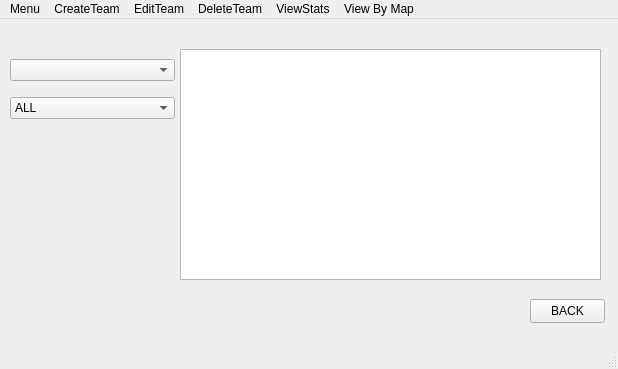
Above: mainwindow.ui from ERantalainen/Scouting-tool before the change. Below: the same form after it.
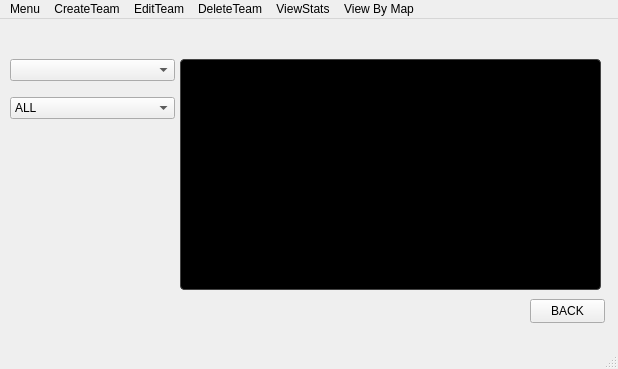
That is the form after the change.

Commit message: Changed all .webp images to .png, began experimenting with premade stylesheets.

What changed in the file:
```diff
--- a/mainwindow.ui
+++ b/mainwindow.ui
@@ -96,11 +96,122 @@
       <property name="geometry">
        <rect>
         <x>180</x>
-        <y>30</y>
+        <y>40</y>
         <width>421</width>
         <height>231</height>
        </rect>
       </property>
+      <property name="styleSheet">
+       <string notr="true">QWidget {
+    background-color: #000000;
+    color: #FFFFFF;
+}
+
+/* Labels (text and images) */
+QLabel {
+    color: #FFFFFF;
+    padding: 8px;                 /* padding around text or pixmap */
+    qproperty-alignment: AlignLeft;
+}
+
+/* Optional alignment helpers: set widget-&gt;setProperty(&quot;align&quot;, &quot;...&quot;) */
+QLabel[align=&quot;left&quot;]   { qproperty-alignment: AlignLeft; }
+QLabel[align=&quot;center&quot;] { qproperty-alignment: AlignCenter; }
+QLabel[align=&quot;right&quot;]  { qproperty-alignment: AlignRight; }
+
+QLineEdit, QTextEdit, QPlainTextEdit, QSpinBox, QDoubleSpinBox, QComboBox {
+    background-color: #000000;
+    color: #FFFFFF;
+    border: 1px solid #FFD400;    /* yellow accent */
+    border-radius: 4px;
+    padding: 6px 8px;
+    selection-background-color: #FFD400;
+    selection-color: #000000;
+}
+
+QLineEdit[align=&quot;left&quot;]   { qproperty-alignment: AlignLeft; }
+QLineEdit[align=&quot;center&quot;] { qproperty-alignment: AlignCenter; }
+QLineEdit[align=&quot;right&quot;]  { qproperty-alignment: AlignRight; }
+
+/* Buttons */
+QPushButton {
+    background-color: #FFD400;    /* yellow */
+    color: #000000;               /* black text */
+    border: 1px solid #FFD400;
+    border-radius: 4px;
+    padding: 6px 12px;
+    font-weight: 600;
+}
+QPushButton:hover  { background-color: #FFE34D; }
+QPushButton:pressed{ background-color: #E6BF00; }
+QPushButton:disabled {
+    background-color: #2A2A2A;
+    color: #777777;
+    border-color: #2A2A2A;
+}
+
+/* Group boxes and frames */
+QGroupBox {
+    border: 1px solid #FFD400;
+    border-radius: 6px;
+    margin-top: 10px;
+    padding: 8px;
+    color: #FFFFFF;
+}
+QGroupBox::title {
+    subcontrol-origin: margin;
+    subcontrol-position: top left;
+    padding: 0 6px;
+    color: #FFD400;
+}
+
+QFrame {
+    border: 1px solid #444444;
+    border-radius: 4px;
+}
+
+/* Lists and tables */
+QListView, QTreeView, QTableView {
+    background-color: #000000;
+    color: #FFFFFF;
+    alternate-background-color: #111111;
+    selection-background-color: #FFD400;
+    selection-color: #000000;
+}
+QHeaderView::section {
+    background-color: #222222;
+    color: #FFFFFF;
+    border: 1px solid #444444;
+    padding: 6px 8px;
+}
+
+/* Tooltips */
+QToolTip {
+    background-color: #FFD400;
+    color: #000000;
+    border: 1px solid #FFD400;
+    padding: 6px 8px;
+}
+
+/* Checkboxes and radio buttons */
+QCheckBox, QRadioButton {
+    color: #FFFFFF;
+    padding: 4px;
+}
+QCheckBox::indicator, QRadioButton::indicator {
+    width: 14px;
+    height: 14px;
+}
+QCheckBox::indicator:checked, QRadioButton::indicator:checked {
+    background-color: #FFD400;
+    border: 1px solid #FFD400;
+}
+QCheckBox::indicator:unchecked, QRadioButton::indicator:unchecked {
+    background-color: #000000;
+    border: 1px solid #FFFFFF;
+}
+</string>
+      </property>
       <property name="autoFormatting">
        <set>QTextEdit::AutoFormattingFlag::AutoAll</set>
       </property>
```
The commit also changes 92 other files.
